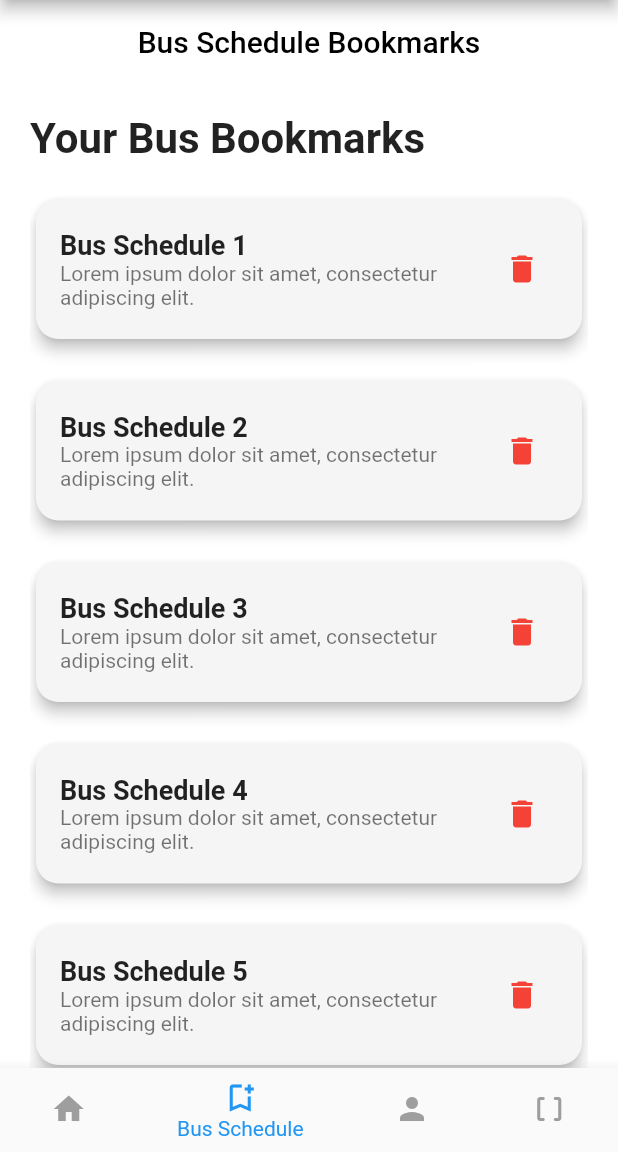
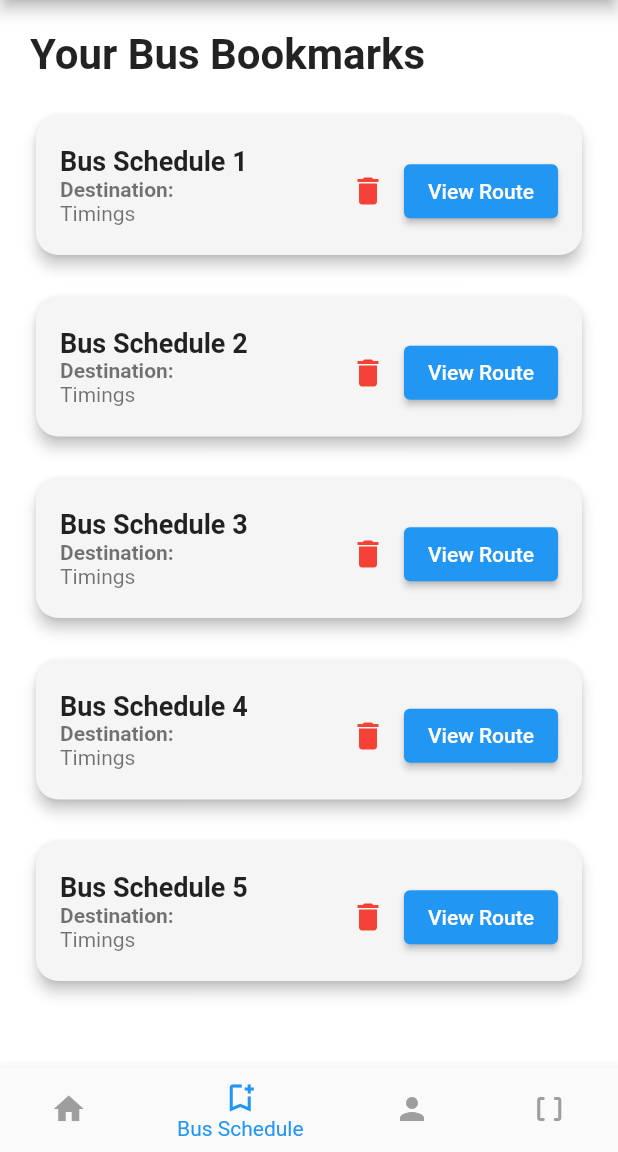
Before and after one commit to navaneethkulal8/Get_my_bus, a Flutter app: the screen it shows after launch, item 2 of the bottom bar chosen, on a phone screen of 412 x 824 dp, the part 84-1236 px from its top. Run offline on Flutter 3.47's test engine with Material 2 defaults, Android fonts, the phone set to English and light mode, and no system bars; our stand-ins replace cloud_firestore, firebase_auth, firebase_core, google_maps_flutter; accounts and stored records are empty.

Commit message:
bus schecdule page ui button

```diff
--- a/lib/pages/busschedulepage.dart
+++ b/lib/pages/busschedulepage.dart
@@ -13,15 +13,6 @@ class _BusSchedulePageState extends State<BusSchedulePage> {
   Widget build(BuildContext context) {
     return Scaffold(
       backgroundColor: Colors.white,
-      appBar: AppBar(
-        title: Text(
-          'Bus Schedule Bookmarks',
-          style: TextStyle(color: Colors.black),
-        ),
-        backgroundColor: Colors.transparent,
-        elevation: 0,
-        centerTitle: true,
-      ),
       body: Padding(
         padding: const EdgeInsets.symmetric(horizontal: 20.0),
         child: Column(
@@ -52,10 +43,22 @@ class _BusSchedulePageState extends State<BusSchedulePage> {
                           style: TextStyle(
                               fontWeight: FontWeight.bold, fontSize: 18),
                         ),
-                        subtitle: Text(
-                          'Lorem ipsum dolor sit amet, consectetur adipiscing elit.',
+                        subtitle: Column(
+                          crossAxisAlignment: CrossAxisAlignment.start,
+                          children: [
+                            Text('Destination:',
+                                style: TextStyle(fontWeight: FontWeight.bold)),
+                            Text('Timings'),
+                          ],
                         ),
-                        trailing: IconButton(
+                        trailing: Column(
+                          mainAxisAlignment: MainAxisAlignment.end,
+                          crossAxisAlignment: CrossAxisAlignment.end,
+                          children: [
+                            Row(
+                              mainAxisSize: MainAxisSize.min,
+                              children: [
+                                IconButton(
                                   icon: Icon(Icons.delete, color: Colors.red),
                                   onPressed: () {
                                     // TODO: Handle deleting the bookmark
@@ -63,6 +66,17 @@ class _BusSchedulePageState extends State<BusSchedulePage> {
                                       bookmarks.removeAt(index);
                                     });
                                   },
+                                ),
+                                ElevatedButton(
+                                  onPressed: () {
+                                    // TODO: Handle viewing the route
+                                    // You can navigate to a new page or show a bottom sheet
+                                  },
+                                  child: Text('View Route'),
+                                ),
+                              ],
+                            ),
+                          ],
                         ),
                         onTap: () {
                           setState(() {
```
Lines whose indentation alone changed are shown as unchanged.
